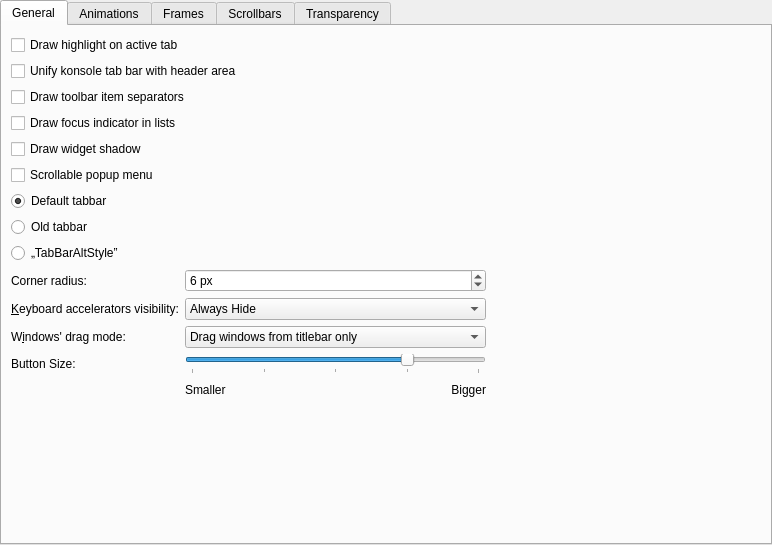
This is kstyle/config/ui/darklystyleconfig.ui in taj-ny/Darkly as Qt 5 draws it before an edit. The edited form follows.
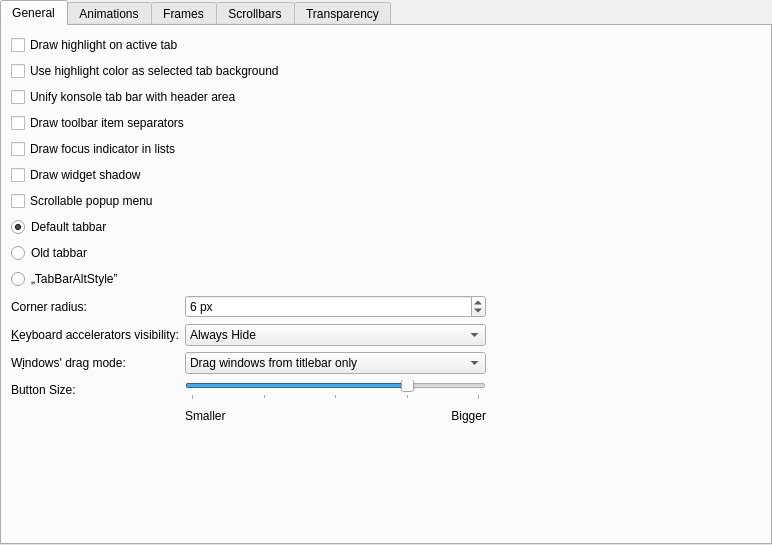
This is the edited form. Custom widgets are drawn as their Qt base class.

Commit message: Add setting to use highlight color as selected tab background

What changed in the file:
```diff
--- a/kstyle/config/ui/darklystyleconfig.ui
+++ b/kstyle/config/ui/darklystyleconfig.ui
@@ -51,7 +51,7 @@
        <string>General</string>
       </attribute>
       <layout class="QGridLayout" name="gridLayout">
-       <item row="16" column="0">
+       <item row="17" column="0">
         <widget class="QLabel" name="label_2">
          <property name="layoutDirection">
           <enum>Qt::LayoutDirection::LeftToRight</enum>
@@ -61,7 +61,7 @@
          </property>
         </widget>
        </item>
-       <item row="13" column="0">
+       <item row="14" column="0">
         <widget class="QLabel" name="_windowDragLabel">
          <property name="sizePolicy">
           <sizepolicy hsizetype="Preferred" vsizetype="Preferred">
@@ -80,7 +80,7 @@
          </property>
         </widget>
        </item>
-       <item row="11" column="0">
+       <item row="12" column="0">
         <widget class="QLabel" name="_cornerRadiusLabel">
          <property name="text">
           <string>Corner radius:</string>
@@ -90,14 +90,14 @@
          </property>
         </widget>
        </item>
-       <item row="1" column="0" colspan="3">
+       <item row="2" column="0" colspan="3">
         <widget class="QCheckBox" name="_unifiedTabBarKonsole">
          <property name="text">
           <string>Unify konsole tab bar with header area</string>
          </property>
         </widget>
        </item>
-       <item row="8" column="0">
+       <item row="9" column="0">
         <widget class="QRadioButton" name="_defaultTabbar">
          <property name="text">
           <string>Default tabbar</string>
@@ -117,7 +117,7 @@
          </property>
         </widget>
        </item>
-       <item row="17" column="1">
+       <item row="18" column="1">
         <layout class="QHBoxLayout" name="horizontalLayout_4">
          <item>
           <widget class="QLabel" name="label_3">
@@ -138,21 +138,21 @@
          </item>
         </layout>
        </item>
-       <item row="2" column="0" colspan="5">
+       <item row="3" column="0" colspan="5">
         <widget class="QCheckBox" name="_toolBarDrawItemSeparator">
          <property name="text">
           <string>Draw toolbar item separators</string>
          </property>
         </widget>
        </item>
-       <item row="6" column="0">
+       <item row="7" column="0">
         <widget class="QCheckBox" name="_widgetDrawShadow">
          <property name="text">
           <string>Draw widget shadow</string>
          </property>
         </widget>
        </item>
-       <item row="16" column="1">
+       <item row="17" column="1">
         <widget class="QSlider" name="_buttonSize">
          <property name="minimum">
           <number>-2</number>
@@ -177,7 +177,7 @@
          </property>
         </widget>
        </item>
-       <item row="11" column="1">
+       <item row="12" column="1">
         <widget class="QSpinBox" name="_cornerRadius">
          <property name="sizePolicy">
           <sizepolicy hsizetype="Preferred" vsizetype="Fixed">
@@ -199,7 +199,7 @@
          </property>
         </widget>
        </item>
-       <item row="13" column="1">
+       <item row="14" column="1">
         <widget class="QComboBox" name="_windowDragMode">
          <item>
           <property name="text">
@@ -218,7 +218,7 @@
          </item>
         </widget>
        </item>
-       <item row="11" column="3" colspan="2">
+       <item row="12" column="3" colspan="2">
         <spacer name="horizontalSpacer_3">
          <property name="orientation">
           <enum>Qt::Orientation::Horizontal</enum>
@@ -231,7 +231,7 @@
          </property>
         </spacer>
        </item>
-       <item row="12" column="3">
+       <item row="13" column="3">
         <spacer name="horizontalSpacer_5">
          <property name="orientation">
           <enum>Qt::Orientation::Horizontal</enum>
@@ -244,7 +244,7 @@
          </property>
         </spacer>
        </item>
-       <item row="17" column="3">
+       <item row="18" column="3">
         <spacer name="horizontalSpacer_8">
          <property name="orientation">
           <enum>Qt::Orientation::Horizontal</enum>
@@ -257,14 +257,14 @@
          </property>
         </spacer>
        </item>
-       <item row="7" column="0">
+       <item row="8" column="0">
         <widget class="QCheckBox" name="_scrollableMenu">
          <property name="text">
           <string>Scrollable popup menu</string>
          </property>
         </widget>
        </item>
-       <item row="12" column="1">
+       <item row="13" column="1">
         <widget class="QComboBox" name="_mnemonicsMode">
          <item>
           <property name="text">
@@ -283,14 +283,14 @@
          </item>
         </widget>
        </item>
-       <item row="10" column="0">
+       <item row="11" column="0">
         <widget class="QRadioButton" name="_tabBarAltStyle">
          <property name="text">
           <string>„TabBarAltStyle”</string>
          </property>
         </widget>
        </item>
-       <item row="13" column="3">
+       <item row="14" column="3">
         <spacer name="horizontalSpacer_6">
          <property name="orientation">
           <enum>Qt::Orientation::Horizontal</enum>
@@ -303,7 +303,7 @@
          </property>
         </spacer>
        </item>
-       <item row="16" column="3">
+       <item row="17" column="3">
         <spacer name="horizontalSpacer_7">
          <property name="orientation">
           <enum>Qt::Orientation::Horizontal</enum>
@@ -316,14 +316,14 @@
          </property>
         </spacer>
        </item>
-       <item row="9" column="0">
+       <item row="10" column="0">
         <widget class="QRadioButton" name="_oldTabbar">
          <property name="text">
           <string>Old tabbar</string>
          </property>
         </widget>
        </item>
-       <item row="3" column="0" colspan="5">
+       <item row="4" column="0" colspan="5">
         <widget class="QCheckBox" name="_viewDrawFocusIndicator">
          <property name="text">
           <string>Draw focus indicator in lists</string>
@@ -337,7 +337,14 @@
          </property>
         </widget>
        </item>
-       <item row="19" column="0" colspan="4">
+       <item row="1" column="0" colspan="5">
+        <widget class="QCheckBox" name="_tabUseHighlightColor">
+         <property name="text">
+          <string>Use highlight color as selected tab background</string>
+         </property>
+        </widget>
+       </item>
+       <item row="20" column="0" colspan="4">
         <spacer name="verticalSpacer">
          <property name="orientation">
           <enum>Qt::Orientation::Vertical</enum>
@@ -350,7 +357,7 @@
          </property>
         </spacer>
        </item>
-       <item row="12" column="0">
+       <item row="13" column="0">
         <widget class="QLabel" name="_mnemonicsLabel">
          <property name="text">
           <string>&amp;Keyboard accelerators visibility:</string>
```
Left out of the diff: 2 changed lines with no effect on the pictures. The commit also changes 3 other files.
